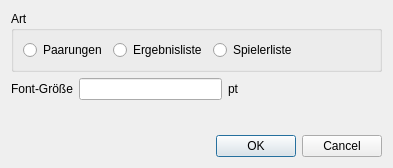
This is ui/select_window_dlg.ui in boulette42/petanque-tournament as Qt 5 draws it before an edit. The edited form follows.
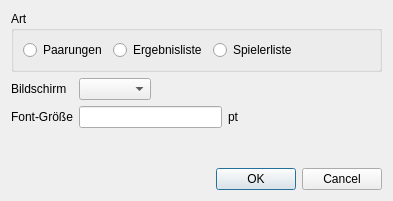
This is the edited form.

Commit message: features  - LockScreen with password (for real tournaments)  - automatic fullscreen mode for window on second screen  - more accepted delimiters in player files  - automatic creation of ids from player files  - support of Qt5.12

```diff
--- a/ui/select_window_dlg.ui
+++ b/ui/select_window_dlg.ui
@@ -7,7 +7,7 @@
     <x>0</x>
     <y>0</y>
     <width>393</width>
-    <height>168</height>
+    <height>201</height>
    </rect>
   </property>
   <property name="windowTitle">
@@ -58,14 +58,43 @@
     </widget>
    </item>
    <item>
-    <layout class="QHBoxLayout" name="horizontalLayout_3">
-     <item>
+    <layout class="QGridLayout" name="gridLayout">
+     <item row="1" column="0">
       <widget class="QLabel" name="tlFontSize">
        <property name="text">
         <string>Font-Größe</string>
        </property>
       </widget>
      </item>
+     <item row="0" column="0">
+      <widget class="QLabel" name="tlScreen">
+       <property name="text">
+        <string>Bildschirm</string>
+       </property>
+      </widget>
+     </item>
+     <item row="0" column="1">
+      <layout class="QHBoxLayout" name="horizontalLayout_2">
+       <item>
+        <widget class="QComboBox" name="cmbScreen"/>
+       </item>
+       <item>
+        <spacer name="horizontalSpacer_3">
+         <property name="orientation">
+          <enum>Qt::Horizontal</enum>
+         </property>
+         <property name="sizeHint" stdset="0">
+          <size>
+           <width>40</width>
+           <height>20</height>
+          </size>
+         </property>
+        </spacer>
+       </item>
+      </layout>
+     </item>
+     <item row="1" column="1">
+      <layout class="QHBoxLayout" name="horizontalLayout_3">
      <item>
       <widget class="QLineEdit" name="leFontSize"/>
      </item>
@@ -88,6 +117,8 @@
         </size>
        </property>
       </spacer>
+       </item>
+      </layout>
      </item>
     </layout>
    </item>
```
Left out of the diff: 2 changed lines with no effect on the pictures. Lines whose indentation alone changed are shown as unchanged. The commit also changes 17 other files.
